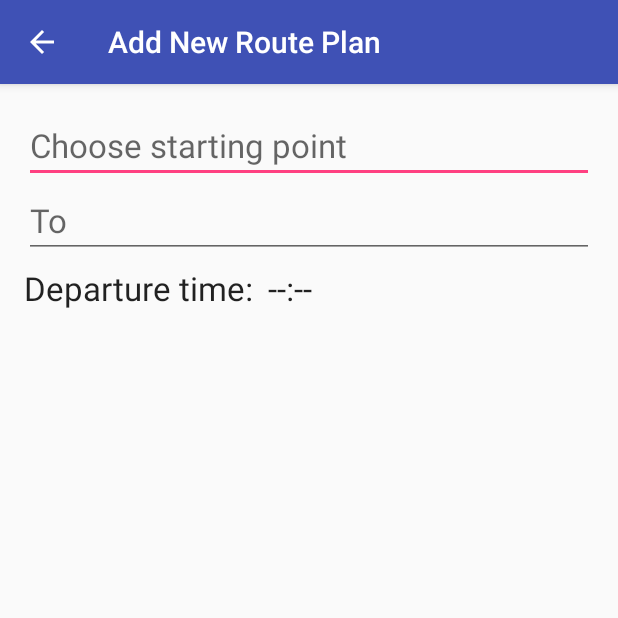
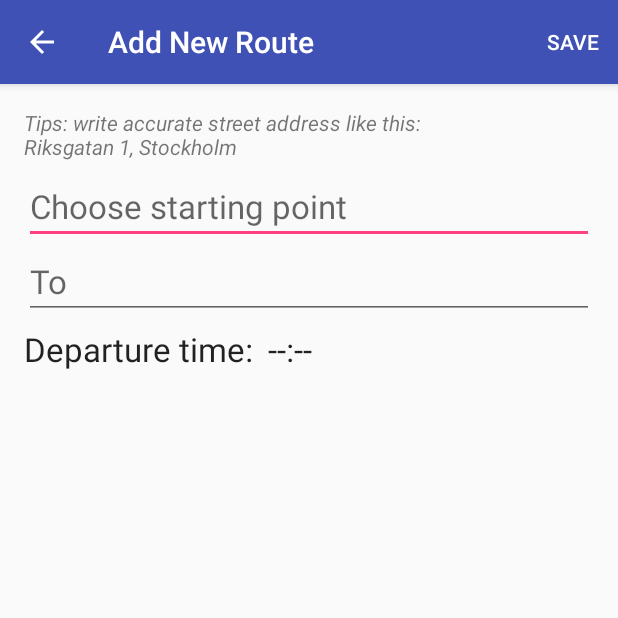
Before and after one commit to Will1229/BestRoute, an Android app: the NewItemActivity screen opened directly, with no data from a screen before it, on a phone screen of 412 x 824 dp, the top half of it. Run offline under Robolectric (Android 15) with nearby library versions, the phone set to English and light mode, and no system bars.

Commit message:
Add hint and error msg for adding new item.

```diff
--- a/app/src/main/java/com/will/studio/bestroute/Frontend/main/Activities/MainActivity.java
+++ b/app/src/main/java/com/will/studio/bestroute/Frontend/main/Activities/MainActivity.java
@@ -1,4 +1,4 @@
-package com.will.studio.bestroute.frontend.main.Activities;
+package com.will.studio.bestroute.frontend.main.activities;
 
 import android.app.Activity;
 import android.content.Intent;
--- a/app/src/main/java/com/will/studio/bestroute/Frontend/main/Activities/MapViewActivity.java
+++ b/app/src/main/java/com/will/studio/bestroute/Frontend/main/Activities/MapViewActivity.java
@@ -1,4 +1,4 @@
-package com.will.studio.bestroute.frontend.main.Activities;
+package com.will.studio.bestroute.frontend.main.activities;
 
 import android.graphics.Color;
 import android.os.Bundle;
--- a/app/src/main/java/com/will/studio/bestroute/Frontend/main/Constants.java
+++ b/app/src/main/java/com/will/studio/bestroute/Frontend/main/Constants.java
@@ -20,6 +20,8 @@ public interface Constants {
     int ACTIVITY_RESULT_NOK = 2;
     int ACTIVITY_RESULT_CANCEL = 3;
 
+    enum SaveItemReturnCode {OK, EMPTY_ADD, ILLEGAL_FROM, ILLEGAL_TO, UNKNOWN_ERROR}
+
     @SuppressWarnings("SpellCheckingInspection")
     String APP_KEY = "AIzaSyDPQ1GwAKKQZaxH1cmyVbx0FLDwKqKlJD8";
 
--- a/app/src/main/java/com/will/studio/bestroute/Frontend/main/Receivers/BootReceiver.java
+++ b/app/src/main/java/com/will/studio/bestroute/Frontend/main/Receivers/BootReceiver.java
@@ -1,4 +1,4 @@
-package com.will.studio.bestroute.frontend.main.Receivers;
+package com.will.studio.bestroute.frontend.main.receivers;
 
 import android.content.BroadcastReceiver;
 import android.content.Context;
--- a/app/src/main/java/com/will/studio/bestroute/Frontend/main/Receivers/DismissReceiver.java
+++ b/app/src/main/java/com/will/studio/bestroute/Frontend/main/Receivers/DismissReceiver.java
@@ -1,4 +1,4 @@
-package com.will.studio.bestroute.frontend.main.Receivers;
+package com.will.studio.bestroute.frontend.main.receivers;
 
 import android.app.NotificationManager;
 import android.content.BroadcastReceiver;
--- a/app/src/main/java/com/will/studio/bestroute/Frontend/main/Receivers/NaviReceiver.java
+++ b/app/src/main/java/com/will/studio/bestroute/Frontend/main/Receivers/NaviReceiver.java
@@ -1,4 +1,4 @@
-package com.will.studio.bestroute.frontend.main.Receivers;
+package com.will.studio.bestroute.frontend.main.receivers;
 
 import android.app.NotificationManager;
 import android.content.BroadcastReceiver;
--- a/app/src/main/java/com/will/studio/bestroute/Frontend/main/Receivers/NotificationReceiver.java
+++ b/app/src/main/java/com/will/studio/bestroute/Frontend/main/Receivers/NotificationReceiver.java
@@ -1,4 +1,4 @@
-package com.will.studio.bestroute.frontend.main.Receivers;
+package com.will.studio.bestroute.frontend.main.receivers;
 
 import android.app.Notification;
 import android.app.NotificationManager;
--- a/app/src/main/java/com/will/studio/bestroute/Frontend/main/RouteAlarmScheduler.java
+++ b/app/src/main/java/com/will/studio/bestroute/Frontend/main/RouteAlarmScheduler.java
@@ -7,7 +7,7 @@ import android.content.Intent;
 import android.util.Log;
 
 import com.will.studio.bestroute.backend.RouteItem;
-import com.will.studio.bestroute.frontend.main.Receivers.NotificationReceiver;
+import com.will.studio.bestroute.frontend.main.receivers.NotificationReceiver;
 
 import java.util.Calendar;
 
--- a/app/src/main/java/com/will/studio/bestroute/Frontend/main/RouteNotificationBuilder.java
+++ b/app/src/main/java/com/will/studio/bestroute/Frontend/main/RouteNotificationBuilder.java
@@ -13,9 +13,9 @@ import com.akexorcist.googledirection.model.Direction;
 import com.akexorcist.googledirection.model.Leg;
 import com.will.studio.bestroute.R;
 import com.will.studio.bestroute.backend.RouteItem;
-import com.will.studio.bestroute.frontend.main.Activities.MapViewActivity;
-import com.will.studio.bestroute.frontend.main.Receivers.DismissReceiver;
-import com.will.studio.bestroute.frontend.main.Receivers.NaviReceiver;
+import com.will.studio.bestroute.frontend.main.activities.MapViewActivity;
+import com.will.studio.bestroute.frontend.main.receivers.DismissReceiver;
+import com.will.studio.bestroute.frontend.main.receivers.NaviReceiver;
 
 /**
  * Created by egaozhi on 2016-01-29.
--- a/app/src/main/res/layout/activity_map_view.xml
+++ b/app/src/main/res/layout/activity_map_view.xml
@@ -8,7 +8,7 @@
     android:paddingLeft="@dimen/activity_horizontal_margin"
     android:paddingRight="@dimen/activity_horizontal_margin"
     android:paddingTop="@dimen/activity_vertical_margin"
-    tools:context=".frontend.main.Activities.MapViewActivity">
+    tools:context=".frontend.main.activities.MapViewActivity">
 
     <TextView
         android:id="@+id/map_view_text"
--- a/app/src/main/res/layout/activity_new_item.xml
+++ b/app/src/main/res/layout/activity_new_item.xml
@@ -5,7 +5,7 @@
                                                  android:layout_width="match_parent"
                                                  android:layout_height="match_parent"
                                                  android:fitsSystemWindows="true"
-                                                 tools:context=".frontend.main.Activities.NewItemActivity">
+                                                 tools:context=".frontend.main.activities.NewItemActivity">
 
     <android.support.design.widget.AppBarLayout
         android:layout_width="match_parent"
--- a/app/src/main/res/layout/app_bar_main.xml
+++ b/app/src/main/res/layout/app_bar_main.xml
@@ -5,7 +5,7 @@
     android:layout_width="match_parent"
     android:layout_height="match_parent"
     android:fitsSystemWindows="true"
-    tools:context=".frontend.main.Activities.MainActivity">
+    tools:context=".frontend.main.activities.MainActivity">
 
     <android.support.design.widget.AppBarLayout
         android:layout_width="match_parent"
--- a/app/src/main/res/layout/content_main.xml
+++ b/app/src/main/res/layout/content_main.xml
@@ -13,7 +13,7 @@
     android:paddingTop="@dimen/activity_vertical_margin"
     android:weightSum="1"
     app:layout_behavior="@string/appbar_scrolling_view_behavior"
-    tools:context=".frontend.main.Activities.MainActivity"
+    tools:context=".frontend.main.activities.MainActivity"
     tools:showIn="@layout/app_bar_main">
 
     <!--<TextView-->
--- a/app/src/main/res/layout/content_new_item.xml
+++ b/app/src/main/res/layout/content_new_item.xml
@@ -10,20 +10,28 @@
                 android:paddingRight="@dimen/activity_horizontal_margin"
                 android:paddingTop="@dimen/activity_vertical_margin"
                 app:layout_behavior="@string/appbar_scrolling_view_behavior"
-                tools:context=".frontend.main.Activities.NewItemActivity"
+                tools:context=".frontend.main.activities.NewItemActivity"
                 tools:showIn="@layout/activity_new_item">
 
+    <TextView
+        android:layout_width="match_parent"
+        android:layout_height="wrap_content"
+        android:text="@string/new_item_hint"
+        android:layout_marginBottom="5dp"
+        android:textAppearance="?android:textAppearanceSmall"
+        android:textStyle="italic"
+        android:id="@+id/new_item_hint"/>
 
     <EditText
         android:id="@+id/new_item_from"
         android:layout_width="match_parent"
         android:layout_height="wrap_content"
-        android:layout_alignParentLeft="true"
-        android:layout_alignParentStart="true"
-        android:layout_alignParentTop="true"
         android:hint="@string/new_item_from"
         android:inputType="text"
-        android:textAppearance="?android:attr/textAppearanceLarge"/>
+        android:textAppearance="?android:attr/textAppearanceLarge"
+        android:layout_below="@+id/new_item_hint"
+        android:layout_alignParentLeft="true"
+        android:layout_alignParentStart="true"/>
 
 
     <EditText
--- /dev/null
+++ b/app/src/main/res/menu/new_item.xml
@@ -0,0 +1,11 @@
+<?xml version="1.0" encoding="utf-8"?>
+<menu xmlns:android="http://schemas.android.com/apk/res/android"
+      xmlns:app="http://schemas.android.com/apk/res-auto">
+
+    <item
+        android:id="@+id/new_item_action_save"
+        android:orderInCategory="100"
+        android:title="@string/new_item_action_save"
+        app:showAsAction="ifRoom"/>
+
+</menu>
--- a/app/src/main/res/values/strings.xml
+++ b/app/src/main/res/values/strings.xml
@@ -16,8 +16,15 @@
     <string name="settings_title">Settings</string>
 
     <!-- Strings related to NewItemActivity -->
-    <string name="new_item_toolbar_title">Add New Route Plan</string>
-    <string name="new_item_toast_fill_all_blanks">Unable to save. Please double check you input</string>
+    <string name="new_item_toolbar_title">Add New Route</string>
+    <string name="new_item_hint">Tips: write accurate street address like this:\nRiksgatan 1,
+        Stockholm</string>
+    <string name="new_item_toast_fill_all_blanks">You need to fill all blanks</string>
+    <string name="new_item_toast_illegal_from">Did you type correct FROM address? We can\'t
+        locate it</string>
+    <string name="new_item_toast_illegal_to">Did you type correct TO address? We can\'t locate
+        it</string>
+    <string name="new_item_toast_unknown_error">Unknown error. Try again</string>
     <string name="show_route_button">Show Route</string>
     <string name="cancel_button">Cancel</string>
     <string name="save_button">Save</string>
@@ -122,4 +129,5 @@
     <string name="pref_title_vibrate">Vibrate</string>
     <string name="title_activity_new_item">NewItemActivity</string>
 
+
 </resources>
```
Also changed, not shown: app/src/main/AndroidManifest.xml (+9 -9 lines), app/src/main/java/com/will/studio/bestroute/Frontend/main/Activities/NewItemActivity.java (+37 -40 lines), 2 other files.
